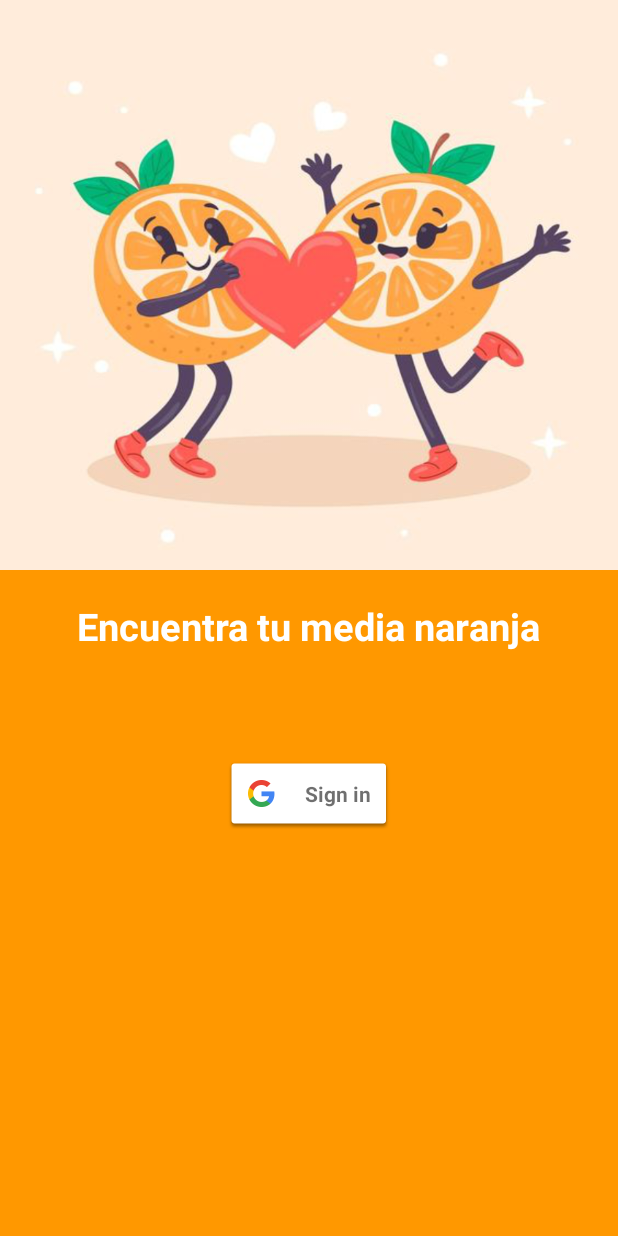
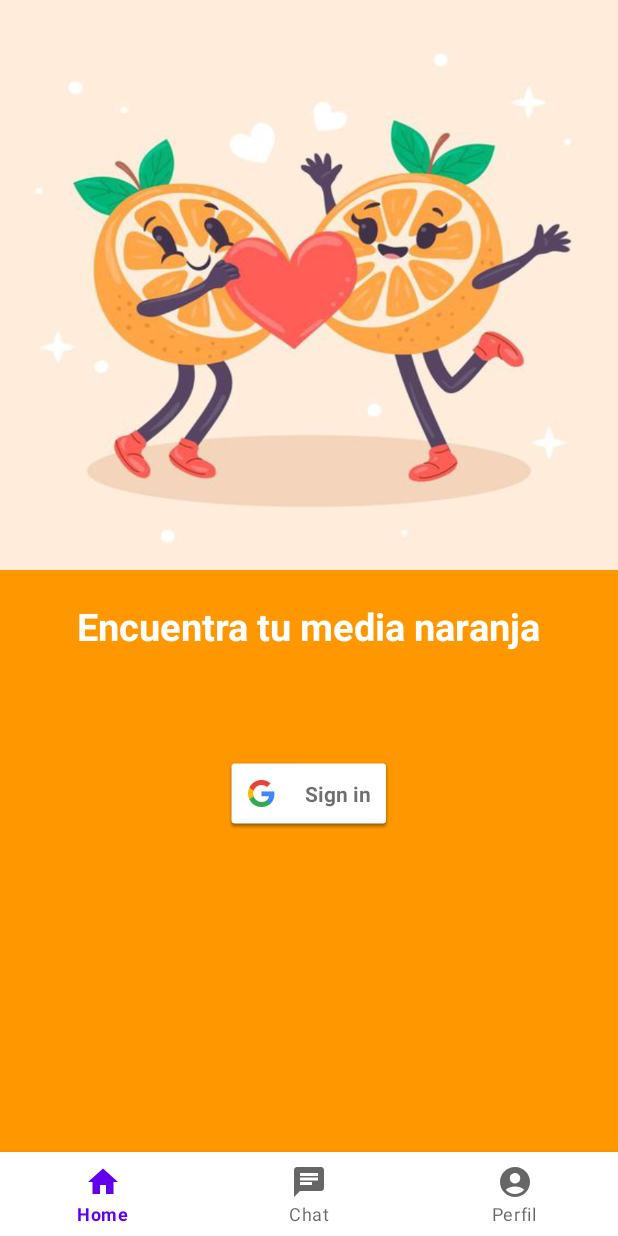
Before and after one commit to biellop/EncuentraTuMediaNaranja, an Android app: the screen it shows after launch (MainActivity), on a phone screen of 412 x 824 dp. Run offline under Robolectric (Android 15) with nearby library versions, the phone set to English and light mode, and no system bars; our stand-ins replace Firebase (no records; nobody signed in at launch, a user with empty details on screens opened directly), navigation-ui.

Commit message:
Bottom menu funcional (falla el perfil) xd

```diff
--- a/app/src/main/java/com/example/encuentratumedianaranja/MainActivity.java
+++ b/app/src/main/java/com/example/encuentratumedianaranja/MainActivity.java
@@ -16,6 +16,7 @@ import androidx.navigation.ui.NavigationUI;
 
 import com.bumptech.glide.Glide;
 import com.example.encuentratumedianaranja.databinding.ActivityMainBinding;
+import com.google.android.material.bottomnavigation.BottomNavigationView;
 import com.google.android.material.navigation.NavigationView;
 import com.google.firebase.auth.FirebaseAuth;
 import com.google.firebase.auth.FirebaseUser;
@@ -69,9 +70,12 @@ public class MainActivity extends AppCompatActivity {
         NavController navController = Navigation.findNavController(this, R.id.nav_host_fragment_content_main);
         NavigationUI.setupActionBarWithNavController(this, navController, mAppBarConfiguration);
         NavigationUI.setupWithNavController(navigationView, navController);
+      //  NavigationUI.setupWithNavController(contentView, navController);
+        BottomNavigationView bottom = findViewById(R.id.bottom_nav_view);
+       NavigationUI.setupWithNavController(bottom, navController);
 
         // Eliminar el botón flotante de acción
-        binding.appBarMain.fab.setVisibility(View.GONE);
+        //binding.appBarMain.fab.setVisibility(View.GONE);
         binding.appBarMain.toolbar.setVisibility(View.GONE);
     }
 
--- a/app/src/main/java/com/example/encuentratumedianaranja/homeFragment.java
+++ b/app/src/main/java/com/example/encuentratumedianaranja/homeFragment.java
@@ -16,7 +16,6 @@ import org.jetbrains.annotations.Nullable;
 public class homeFragment extends Fragment {
 
     NavController navController;
-
     @Override
     public View onCreateView(LayoutInflater inflater, ViewGroup container,
                              Bundle savedInstanceState) {
--- a/app/src/main/java/com/example/encuentratumedianaranja/signInFragmet.java
+++ b/app/src/main/java/com/example/encuentratumedianaranja/signInFragmet.java
@@ -21,7 +21,6 @@ import android.view.ViewGroup;
 import android.widget.Button;
 import android.widget.EditText;
 import android.widget.LinearLayout;
-import android.widget.ProgressBar;
 
 import com.google.android.gms.auth.api.signin.GoogleSignIn;
 import com.google.android.gms.auth.api.signin.GoogleSignInAccount;
@@ -46,6 +45,7 @@ public class signInFragmet extends Fragment {
     private ActivityResultLauncher<Intent> activityResultLauncher;
 
     public signInFragmet(){}
+
     @Override
     public View onCreateView(LayoutInflater inflater, ViewGroup container,
                              Bundle savedInstanceState) {
@@ -72,8 +72,7 @@ public class signInFragmet extends Fragment {
                             try {
                                 firebaseAuthWithGoogle(GoogleSignIn.getSignedInAccountFromIntent(data).getResult(ApiException.class));
                             } catch (ApiException e) {
-                                Log.e("ABCD", "signInResult:failed code=" +
-                                        e.getStatusCode());
+                                Log.e("ABCD", "signInResult:failed code=" + e.getStatusCode());
                             }
                         }
                     }
@@ -97,22 +96,22 @@ public class signInFragmet extends Fragment {
                         .build());
         activityResultLauncher.launch(googleSignInClient.getSignInIntent());
     }
+
     private void firebaseAuthWithGoogle(GoogleSignInAccount acct) {
-        if (acct == null) return;
+        if (acct == null || signInForm == null) return; // Verificar signInForm no es nulo
         signInForm.setVisibility(View.GONE);
-        mAuth.signInWithCredential(GoogleAuthProvider.getCredential(acct.getIdToken(
-                ), null))
-                .addOnCompleteListener(requireActivity(), new
-                        OnCompleteListener<AuthResult>() {
+        mAuth.signInWithCredential(GoogleAuthProvider.getCredential(acct.getIdToken(), null))
+                .addOnCompleteListener(requireActivity(), new OnCompleteListener<AuthResult>() {
                     @Override
                     public void onComplete(@NonNull Task<AuthResult> task) {
                         if (task.isSuccessful()) {
                             Log.e("ABCD", "signInWithCredential:success");
                             actualizarUI(mAuth.getCurrentUser());
                         } else {
-                                    Log.e("ABCD", "signInWithCredential:failure",
-                                            task.getException());
-                                    signInForm.setVisibility(View.VISIBLE);
+                            Log.e("ABCD", "signInWithCredential:failure", task.getException());
+                            if (signInForm != null) {
+                                signInForm.setVisibility(View.VISIBLE); // Restaurar la visibilidad en caso de error
+                            }
                         }
                     }
                 });
--- a/app/src/main/res/layout/activity_main.xml
+++ b/app/src/main/res/layout/activity_main.xml
@@ -22,4 +22,5 @@
         android:fitsSystemWindows="true"
         app:headerLayout="@layout/nav_header_main"
         app:menu="@menu/activity_main_drawer" />
+
 </androidx.drawerlayout.widget.DrawerLayout>
--- a/app/src/main/res/layout/app_bar_main.xml
+++ b/app/src/main/res/layout/app_bar_main.xml
@@ -22,13 +22,13 @@
 
     <include layout="@layout/content_main" />
 
-    <com.google.android.material.floatingactionbutton.FloatingActionButton
+    <!--com.google.android.material.floatingactionbutton.FloatingActionButton
         android:id="@+id/fab"
         android:layout_width="wrap_content"
         android:layout_height="wrap_content"
         android:layout_gravity="bottom|end"
         android:layout_marginEnd="@dimen/fab_margin"
         android:layout_marginBottom="16dp"
-        app:srcCompat="@android:drawable/ic_dialog_email" />
+        app:srcCompat="@android:drawable/ic_dialog_email" /-->
 
 </androidx.coordinatorlayout.widget.CoordinatorLayout>
--- a/app/src/main/res/layout/content_main.xml
+++ b/app/src/main/res/layout/content_main.xml
@@ -6,6 +6,7 @@
     android:layout_height="match_parent"
     app:layout_behavior="@string/appbar_scrolling_view_behavior"
     tools:showIn="@layout/app_bar_main">
+
 
     <fragment
         android:id="@+id/nav_host_fragment_content_main"
@@ -17,4 +18,15 @@
         app:layout_constraintRight_toRightOf="parent"
         app:layout_constraintTop_toTopOf="parent"
         app:navGraph="@navigation/mobile_navigation" />
+
+    <com.google.android.material.bottomnavigation.BottomNavigationView
+        android:id="@+id/bottom_nav_view"
+        android:layout_width="0dp"
+        android:layout_height="wrap_content"
+        android:background="?android:attr/windowBackground"
+        app:layout_constraintBottom_toBottomOf="parent"
+        app:layout_constraintLeft_toLeftOf="parent"
+        app:layout_constraintRight_toRightOf="parent"
+        app:menu="@menu/bottom_menu" />
+
 </androidx.constraintlayout.widget.ConstraintLayout>
--- a/app/src/main/res/layout/fragment_home.xml
+++ b/app/src/main/res/layout/fragment_home.xml
@@ -46,14 +46,4 @@
         </LinearLayout>
     </LinearLayout>
 
-    <com.google.android.material.bottomnavigation.BottomNavigationView
-        android:id="@+id/bottom_nav_view"
-        android:layout_width="0dp"
-        android:layout_height="wrap_content"
-        android:background="?android:attr/windowBackground"
-        app:layout_constraintBottom_toBottomOf="parent"
-        app:layout_constraintLeft_toLeftOf="parent"
-        app:layout_constraintRight_toRightOf="parent"
-        app:menu="@menu/bottom_menu" />
-
 </androidx.constraintlayout.widget.ConstraintLayout>
--- a/app/src/main/res/menu/bottom_menu.xml
+++ b/app/src/main/res/menu/bottom_menu.xml
@@ -1,17 +1,17 @@
 <?xml version="1.0" encoding="utf-8"?>
 <menu xmlns:android="http://schemas.android.com/apk/res/android">
     <item
-        android:id="@+id/botonHome"
+        android:id="@+id/homeFragment"
         android:icon="@drawable/ic_home"
         android:title="Home" />
 
     <item
-        android:id="@+id/bottonChat"
+        android:id="@+id/list_fragment_chat"
         android:icon="@drawable/ic_chat"
         android:title="Chat" />
 
     <item
-        android:id="@+id/botonPerfil"
+        android:id="@+id/profileFragment"
         android:icon="@drawable/ic_profile"
         android:title="Perfil" />
 </menu>
--- a/app/src/main/res/navigation/mobile_navigation.xml
+++ b/app/src/main/res/navigation/mobile_navigation.xml
@@ -19,15 +19,36 @@
         android:id="@+id/profileFragment"
         android:name="com.example.encuentratumedianaranja.profileFragment"
         android:label="fragment_profile"
-        tools:layout="@layout/fragment_profile" />
+        tools:layout="@layout/fragment_profile" >
+        <action
+            android:id="@+id/action_profileFragment_to_list_fragment_chat"
+            app:destination="@id/list_fragment_chat" />
+        <action
+            android:id="@+id/action_profileFragment_to_homeFragment"
+            app:destination="@id/homeFragment" />
+    </fragment>
     <fragment
         android:id="@+id/homeFragment"
         android:name="com.example.encuentratumedianaranja.homeFragment"
         android:label="fragment_home"
-        tools:layout="@layout/fragment_home" />
+        tools:layout="@layout/fragment_home" >
+        <action
+            android:id="@+id/action_homeFragment_to_fragment_chat"
+            app:destination="@id/list_fragment_chat" />
+        <action
+            android:id="@+id/action_homeFragment_to_profileFragment"
+            app:destination="@id/profileFragment" />
+    </fragment>
     <fragment
-        android:id="@+id/fragment_chat"
+        android:id="@+id/list_fragment_chat"
         android:name="com.example.encuentratumedianaranja.list_chats_fragment"
         android:label="fragment_chat"
-        tools:layout="@layout/fragment_list_chats" />
+        tools:layout="@layout/fragment_list_chats" >
+        <action
+            android:id="@+id/action_list_fragment_chat_to_homeFragment"
+            app:destination="@id/homeFragment" />
+        <action
+            android:id="@+id/action_list_fragment_chat_to_profileFragment"
+            app:destination="@id/profileFragment" />
+    </fragment>
 </navigation>
```
Also changed, not shown: 1 other file. Lines whose indentation alone changed are shown as unchanged.
